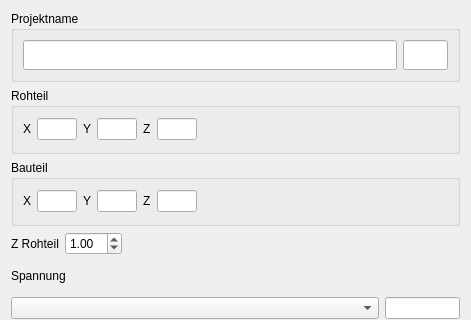
This is dialogStart.ui in mikejg/MainGen as Qt 5 draws it before an edit; both pictures show x 0 to 471 and y 0 to 320 of the 471 by 654 pixel window. The edited form follows.
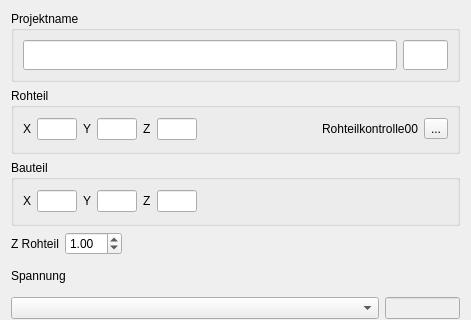
This is the edited form. Icons and pictures are not drawn.

```diff
--- a/dialogStart.ui
+++ b/dialogStart.ui
@@ -136,6 +136,25 @@
           </property>
          </spacer>
         </item>
+        <item>
+         <widget class="QLabel" name="label_RohteilKontrolle">
+          <property name="text">
+           <string>Rohteilkontrolle00</string>
+          </property>
+         </widget>
+        </item>
+        <item>
+         <widget class="QToolButton" name="toolButton_Rohteilkontrolle">
+          <property name="text">
+           <string>...</string>
+          </property>
+          <property name="icon">
+           <iconset>
+            <normalon>:/Icons/more.png</normalon>
+           </iconset>
+          </property>
+         </widget>
+        </item>
        </layout>
       </item>
      </layout>
@@ -287,6 +306,9 @@
      </item>
      <item>
       <widget class="QLineEdit" name="lineEdit_NP">
+       <property name="enabled">
+        <bool>false</bool>
+       </property>
        <property name="maximumSize">
         <size>
          <width>75</width>
```
